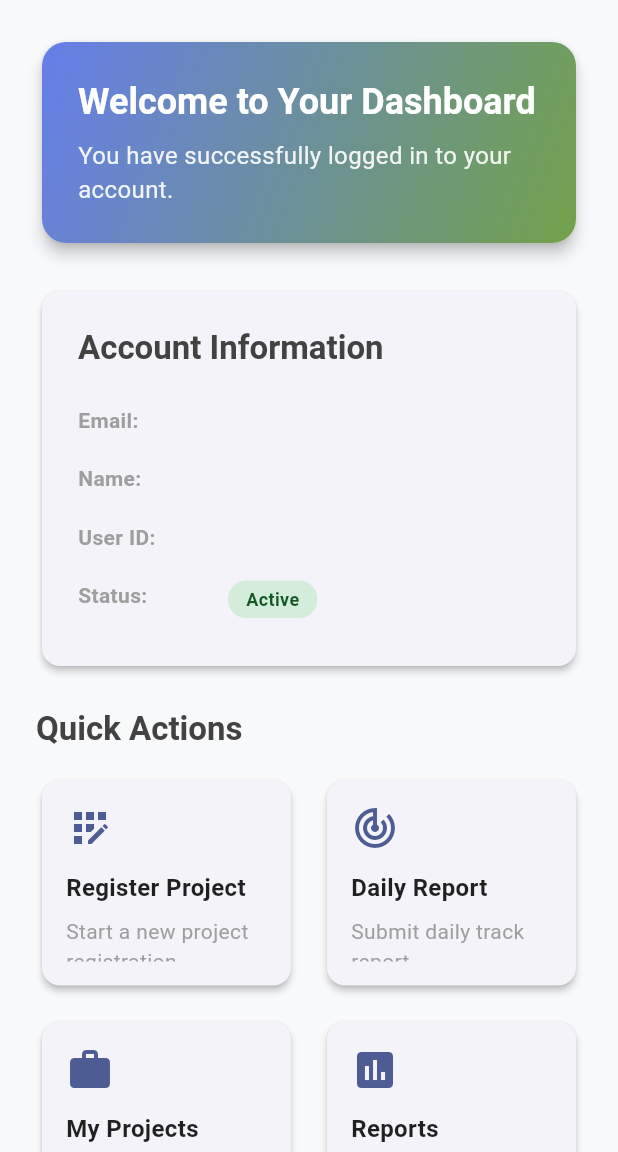
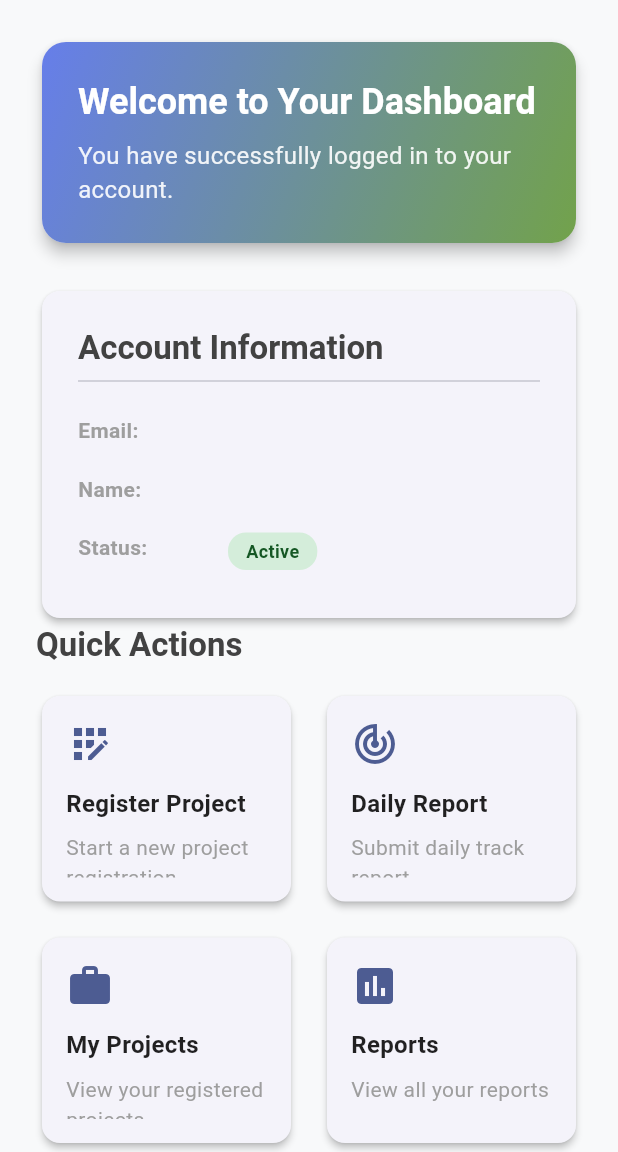
Before and after one commit to developer-MAZOYA/auth-finalmobile, a Flutter app: the DashboardScreen screen opened by its route, in the side drawer, after a tap on the "logout" icon, on a phone screen of 412 x 824 dp, the part 84-1236 px from its top. Run offline on Flutter 3.47's test engine with Material 3 defaults, Android fonts, the phone set to English and light mode, and no system bars; our stand-ins replace camera, geocoding, geolocator, google_sign_in, image_picker, jwt_decoder and 1 more; accounts and stored records are empty.

Commit message:
my third commit

```diff
--- a/lib/main.dart
+++ b/lib/main.dart
@@ -1,7 +1,7 @@
 import 'package:flutter/material.dart';
 import 'package:provider/provider.dart';
 import 'providers/auth_provider.dart';
-import 'providers/project_provider.dart'; // Add this import
+import 'providers/project_provider.dart';
 import 'screens/login_screen.dart';
 import 'screens/dashboard_screen.dart';
 import 'screens/project_registration_screen.dart';
@@ -17,11 +17,9 @@ class MyApp extends StatelessWidget {
   @override
   Widget build(BuildContext context) {
     return MultiProvider(
-      // Change from ChangeNotifierProvider to MultiProvider
       providers: [
         ChangeNotifierProvider(create: (context) => AuthProvider()),
-        ChangeNotifierProvider(
-            create: (context) => ProjectProvider()), // Add this line
+        ChangeNotifierProvider(create: (context) => ProjectProvider()),
       ],
       child: MaterialApp(
         title: "Auth Final",
--- a/lib/models/user_model.dart
+++ b/lib/models/user_model.dart
@@ -1,3 +1,6 @@
+import 'dart:convert';
+import 'package:jwt_decoder/jwt_decoder.dart'; // Add this package
+
 class User {
   final String id;
   final String email;
@@ -9,11 +12,35 @@ class User {
     this.name,
   });
 
+  // Factory constructor to create User from JWT token
+  factory User.fromToken(String token) {
+    try {
+      // Decode the JWT token
+      final decodedToken = JwtDecoder.decode(token);
+
+      // Extract user information from token claims
+      return User(
+        id: decodedToken['id']?.toString() ??
+            decodedToken['sub']?.toString() ??
+            decodedToken['userId']?.toString() ??
+            '',
+        email: decodedToken['email']?.toString() ??
+            decodedToken['username']?.toString() ??
+            '',
+        name: decodedToken['name']?.toString() ??
+            decodedToken['fullName']?.toString(),
+      );
+    } catch (e) {
+      throw Exception('Failed to decode user from token: $e');
+    }
+  }
+
+  // Keep existing fromJson for API responses that include user data
   factory User.fromJson(Map<String, dynamic> json) {
     return User(
       id: json['id']?.toString() ?? '',
-      email: json['email'] ?? '',
-      name: json['name'],
+      email: json['email']?.toString() ?? '',
+      name: json['name']?.toString(),
     );
   }
 
--- a/lib/screens/app_drawer.dart
+++ b/lib/screens/app_drawer.dart
@@ -7,34 +7,93 @@ class AppDrawer extends StatelessWidget {
 
   @override
   Widget build(BuildContext context) {
-    final authProvider = Provider.of<AuthProvider>(context, listen: false);
+    return Consumer<AuthProvider>(
+      builder: (context, authProvider, child) {
         final user = authProvider.user;
+
+        // Debug print to check user data
+        print('🔍 AppDrawer - User data: $user');
+        print('🔍 AppDrawer - User name: ${user?.name}');
+        print('🔍 AppDrawer - User email: ${user?.email}');
 
         return Drawer(
           child: Column(
             children: [
-          UserAccountsDrawerHeader(
-            accountName: Text(
-              user?.name ?? 'User',
-              style: const TextStyle(fontWeight: FontWeight.bold),
-            ),
-            accountEmail: Text(user?.email ?? ''),
-            currentAccountPicture: CircleAvatar(
-              backgroundColor: Colors.white,
-              child: Text(
-                user?.name?.isNotEmpty == true
-                    ? user!.name![0].toUpperCase()
-                    : 'U',
-                style:
-                    const TextStyle(fontSize: 24, fontWeight: FontWeight.bold),
-              ),
+              // Custom User Header
+              Container(
+                height: 160,
+                width: double.infinity,
+                padding: const EdgeInsets.only(
+                  top: 40.0,
+                  bottom: 20.0,
+                  left: 16.0,
+                  right: 16.0,
                 ),
                 decoration: BoxDecoration(
                   gradient: LinearGradient(
                     begin: Alignment.topLeft,
                     end: Alignment.bottomRight,
-                colors: [Colors.blue[700]!, Colors.blue[500]!],
+                    colors: [
+                      Colors.blue[700]!,
+                      Colors.blue[500]!,
+                    ],
                   ),
+                ),
+                child: Row(
+                  crossAxisAlignment: CrossAxisAlignment.start,
+                  children: [
+                    // User Avatar
+                    CircleAvatar(
+                      radius: 30,
+                      backgroundColor: Colors.white,
+                      child: Text(
+                        user?.name?.isNotEmpty == true
+                            ? _getUserInitials(user!.name!)
+                            : 'U',
+                        style: const TextStyle(
+                          fontSize: 20,
+                          fontWeight: FontWeight.bold,
+                          color: Colors.blue,
+                        ),
+                      ),
+                    ),
+                    const SizedBox(width: 16),
+                    // User Info
+                    Expanded(
+                      child: Column(
+                        crossAxisAlignment: CrossAxisAlignment.start,
+                        mainAxisAlignment: MainAxisAlignment.center,
+                        children: [
+                          Text(
+                            user?.name?.isNotEmpty == true
+                                ? user!.name!
+                                : 'Welcome User',
+                            style: const TextStyle(
+                              color: Colors.white,
+                              fontWeight: FontWeight.bold,
+                              fontSize: 18,
+                            ),
+                            maxLines: 1,
+                            overflow: TextOverflow.ellipsis,
+                          ),
+                          const SizedBox(height: 4),
+                          Text(
+                            user?.email ?? 'Loading...',
+                            style: const TextStyle(
+                              color: Colors.white70,
+                              fontSize: 14,
+                            ),
+                            maxLines: 1,
+                            overflow: TextOverflow.ellipsis,
+                          ),
+                        ],
+                      ),
+                    ),
+                    // Empty container to maintain spacing (icon removed)
+                    const SizedBox(
+                        width:
+                            48), // Maintains the same spacing as the icon would
+                  ],
                 ),
               ),
               Expanded(
@@ -75,29 +134,20 @@ class AppDrawer extends StatelessWidget {
                     _buildDrawerItem(
                       context,
                       Icons.feedback,
-                  'feedback',
+                      'Feedback',
                       () {
                         Navigator.pop(context);
-                    // Add settings navigation
+                        // Add feedback navigation
                       },
                     ),
                     const Divider(),
-                _buildDrawerItem(
-                  context,
-                  Icons.person,
-                  'Profile',
-                  () {
-                    Navigator.pop(context);
-                    // Add profile navigation
-                  },
-                ),
                     _buildDrawerItem(
                       context,
                       Icons.settings,
                       'Settings',
                       () {
                         Navigator.pop(context);
-                    // Add settings navigation
+                        Navigator.pushNamed(context, '/settings');
                       },
                     ),
                   ],
@@ -114,18 +164,26 @@ class AppDrawer extends StatelessWidget {
                     minimumSize: const Size(double.infinity, 50),
                   ),
                   onPressed: () {
-                authProvider.logout();
-                Navigator.pushNamedAndRemoveUntil(
-                  context,
-                  '/login',
-                  (route) => false,
-                );
+                    _showLogoutDialog(context, authProvider);
                   },
                 ),
               ),
             ],
           ),
         );
+      },
+    );
+  }
+
+  String _getUserInitials(String name) {
+    final names = name.split(' ');
+    if (names.length > 1) {
+      return '${names[0][0]}${names[1][0]}'.toUpperCase();
+    } else {
+      return name.length > 1
+          ? name.substring(0, 2).toUpperCase()
+          : name.toUpperCase();
+    }
   }
 
   Widget _buildDrawerItem(
@@ -143,4 +201,38 @@ class AppDrawer extends StatelessWidget {
       onTap: onTap,
     );
   }
+
+  void _showLogoutDialog(BuildContext context, AuthProvider authProvider) {
+    showDialog(
+      context: context,
+      builder: (BuildContext context) {
+        return AlertDialog(
+          title: const Text('Logout'),
+          content: const Text('Are you sure you want to logout?'),
+          actions: [
+            TextButton(
+              onPressed: () => Navigator.pop(context),
+              child: const Text('Cancel'),
+            ),
+            TextButton(
+              onPressed: () {
+                Navigator.pop(context); // Close dialog
+                Navigator.pop(context); // Close drawer
+                authProvider.logout();
+                Navigator.pushNamedAndRemoveUntil(
+                  context,
+                  '/login',
+                  (route) => false,
+                );
+              },
+              child: const Text(
+                'Logout',
+                style: TextStyle(color: Colors.red),
+              ),
+            ),
+          ],
+        );
+      },
+    );
   }
+}
--- a/lib/screens/dashboard_screen.dart
+++ b/lib/screens/dashboard_screen.dart
@@ -101,18 +101,39 @@ class DashboardScreen extends StatelessWidget {
                             color: Colors.grey[800],
                           ),
                     ),
-                    const SizedBox(height: 16),
+                    const Divider(),
+                    const SizedBox(height: 7),
+
+                    // DEBUG: Check why user is null
                     if (user != null) ...[
                       _buildInfoItem('Email', user.email),
                       if (user.name != null) _buildInfoItem('Name', user.name!),
-                      _buildInfoItem('User ID', user.id),
                       _buildInfoItemWithBadge('Status', 'Active'),
+                    ] else ...[
+                      // Show loading or error state
+                      Container(
+                        padding: const EdgeInsets.all(16),
+                        child: Column(
+                          children: [
+                            CircularProgressIndicator(),
+                            SizedBox(height: 16),
+                            Text(
+                              'Loading user information...',
+                              style: TextStyle(color: Colors.grey[600]),
+                            ),
+                            // DEBUG: Add this to see what's wrong
+                            Text(
+                              'User object is null',
+                              style: TextStyle(color: Colors.red),
+                            ),
+                          ],
+                        ),
+                      ),
                     ],
                   ],
                 ),
               ),
             ),
-            const SizedBox(height: 24),
 
             // Quick Actions
             Text(
--- a/lib/services/auth_service.dart
+++ b/lib/services/auth_service.dart
@@ -54,7 +54,7 @@ class AuthService {
         final data = json.decode(response.body);
         return AuthResponse(
           token: data['token'],
-          // user: User.fromJson(data['user']),
+          user: User.fromJson(data['user']),
         );
       } else {
         throw Exception('Google login failed: ${response.statusCode}');
--- a/lib/services/storage_service.dart
+++ b/lib/services/storage_service.dart
@@ -1,11 +1,11 @@
 import 'dart:convert';
 
-import 'package:auth_final/models/user_model.dart';
 import 'package:shared_preferences/shared_preferences.dart';
+import '../models/user_model.dart';
 
 class StorageService {
-  static const String _tokenKey = 'bearerToken';
-  static const String _userKey = 'userData';
+  static const String _tokenKey = 'auth_token';
+  static const String _userKey = 'user_data';
 
   static Future<void> saveToken(String token) async {
     final prefs = await SharedPreferences.getInstance();
@@ -19,7 +19,7 @@ class StorageService {
 
   static Future<void> saveUser(User user) async {
     final prefs = await SharedPreferences.getInstance();
-    await prefs.setString(_userKey, user.toJson().toString());
+    await prefs.setString(_userKey, jsonEncode(user.toJson()));
   }
 
   static Future<User?> getUser() async {
@@ -27,10 +27,10 @@ class StorageService {
     final userJson = prefs.getString(_userKey);
     if (userJson != null) {
       try {
-        final userMap = Map<String, dynamic>.from(json.decode(userJson));
-        return User.fromJson(userMap);
+        return User.fromJson(jsonDecode(userJson));
       } catch (e) {
-        print('Error parsing user data: $e');
+        print('Error parsing stored user: $e');
+        return null;
       }
     }
     return null;
--- a/pubspec.yaml
+++ b/pubspec.yaml
@@ -23,6 +23,7 @@ dependencies:
   permission_handler: ^11.0.1
   image_picker: ^1.2.0
   camera: ^0.11.2+1
+  jwt_decoder: ^2.0.1
 
 
 dev_dependencies:
```
Also changed, not shown: lib/models/auth_response.dart (+8 -8 lines), lib/providers/auth_provider.dart (+33 -59 lines), pubspec.lock. Lines whose indentation alone changed are shown as unchanged.
